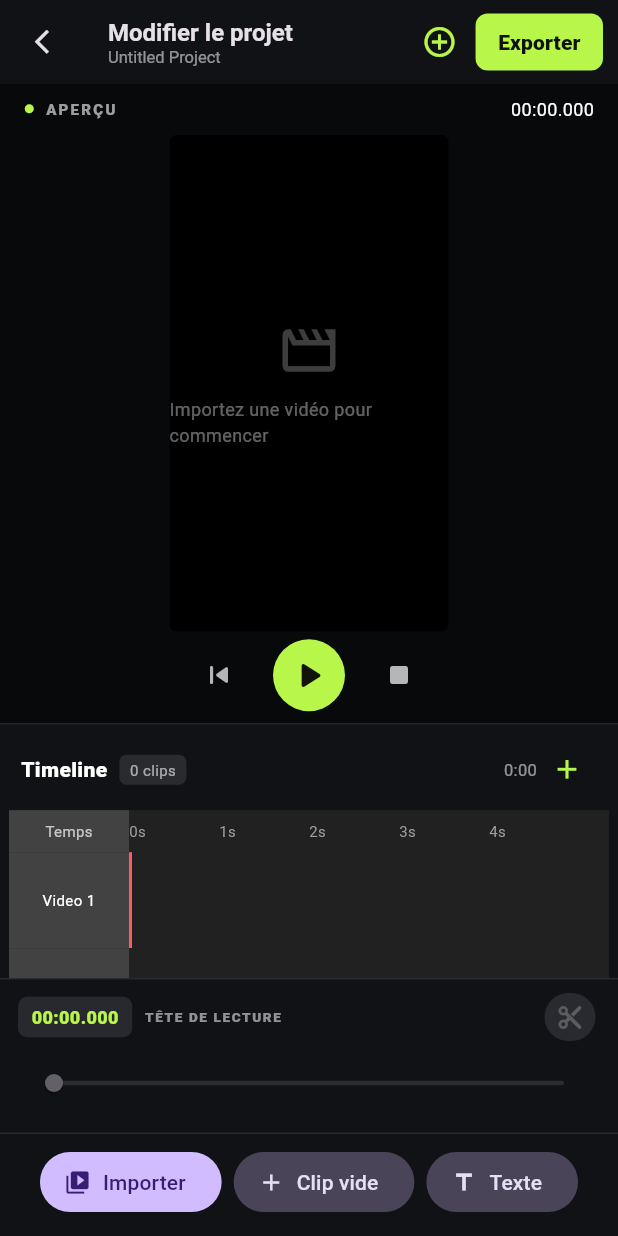
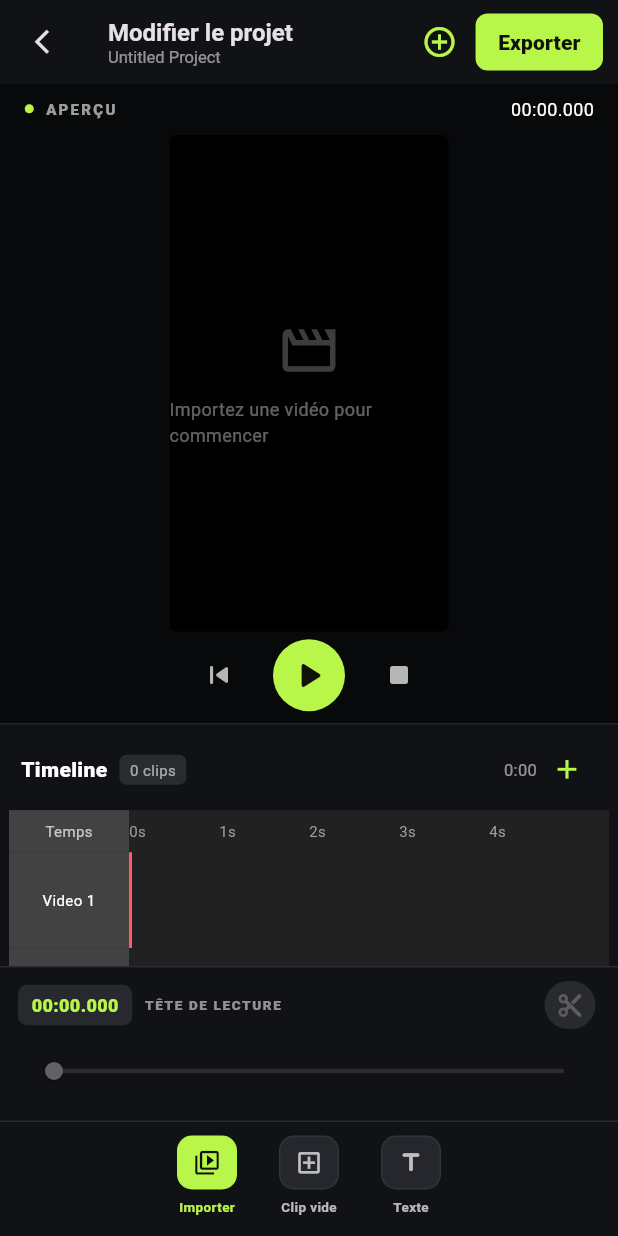
Before and after one commit to hichamDao/edit_video, a Flutter app: the screen it shows after launch, on a phone screen of 412 x 824 dp. Run offline on Flutter 3.47's test engine with Material 3 defaults, Android fonts, the phone set to English and light mode, and no system bars; our stand-ins replace file_picker, video_player.

Commit message:
Restyle editor action buttons as compact CapCut toolbar

```diff
--- a/lib/features/editor/editor_screen.dart
+++ b/lib/features/editor/editor_screen.dart
@@ -1662,78 +1662,133 @@ class _EditorScreenState extends State<EditorScreen> {
       );
     }
 
-    return SingleChildScrollView(
+    Widget tool({
+      required IconData icon,
+      required String label,
+      required VoidCallback? onPressed,
+      bool primary = false,
+      bool danger = false,
+    }) {
+      final color = primary
+          ? const Color(0xFFB8F64A)
+          : danger
+              ? const Color(0xFFFF6670)
+              : Colors.white70;
+      return SizedBox(
+        width: 68,
+        child: InkWell(
+          borderRadius: BorderRadius.circular(10),
+          onTap: onPressed,
+          child: Padding(
+            padding: const EdgeInsets.symmetric(vertical: 7, horizontal: 2),
+            child: Column(
+              mainAxisSize: MainAxisSize.min,
+              children: [
+                Container(
+                  width: 40,
+                  height: 36,
+                  decoration: BoxDecoration(
+                    color: primary
+                        ? const Color(0xFFB8F64A)
+                        : const Color(0xFF25272D),
+                    borderRadius: BorderRadius.circular(10),
+                    border: Border.all(
+                      color: primary
+                          ? const Color(0xFFB8F64A)
+                          : Colors.white.withOpacity(0.06),
+                    ),
+                  ),
+                  child: Icon(
+                    icon,
+                    size: 19,
+                    color: primary ? const Color(0xFF11130B) : color,
+                  ),
+                ),
+                const SizedBox(height: 5),
+                Text(
+                  label,
+                  maxLines: 1,
+                  overflow: TextOverflow.ellipsis,
+                  style: TextStyle(
+                    color: onPressed == null ? Colors.white24 : color,
+                    fontSize: 9,
+                    fontWeight: FontWeight.w600,
+                  ),
+                ),
+              ],
+            ),
+          ),
+        ),
+      );
+    }
+
+    return Container(
+      color: const Color(0xFF111216),
+      padding: const EdgeInsets.symmetric(horizontal: 6, vertical: 2),
+      child: SingleChildScrollView(
         scrollDirection: Axis.horizontal,
-      padding: const EdgeInsets.symmetric(
-        horizontal: 8,
-        vertical: 8,
-      ),
         child: Row(
-        mainAxisSize: MainAxisSize.min,
-        children: [
-          FilledButton.icon(
+          mainAxisAlignment: MainAxisAlignment.start,
+          children: [
+            tool(
+              icon: Icons.video_library_outlined,
+              label: 'Importer',
               onPressed: _importVideo,
-            icon: const Icon(Icons.video_library, size: 18),
-            label: const Text('Importer'),
-          ),
-          const SizedBox(width: 8),
-          FilledButton.tonalIcon(
+              primary: true,
+            ),
+            tool(
+              icon: Icons.add_box_outlined,
+              label: 'Clip vide',
               onPressed: _addEmptySegment,
-            icon: const Icon(Icons.add, size: 18),
-            label: const Text('Clip vide'),
-          ),
-          const SizedBox(width: 8),
-          FilledButton.tonalIcon(
+            ),
+            tool(
+              icon: Icons.title_rounded,
+              label: 'Texte',
               onPressed: _addText,
-            icon: const Icon(Icons.title, size: 18),
-            label: const Text('Texte'),
-          ),
-          if (selected != null && !isTextSelected && selected.clip != null) ...[
-            const SizedBox(width: 8),
-            FilledButton.tonalIcon(
+            ),
+            if (selected != null && !isTextSelected && selected.clip != null)
+              tool(
+                icon: Icons.speed_rounded,
+                label: 'Vitesse',
                 onPressed: _editSpeedVolume,
-              icon: const Icon(Icons.speed, size: 18),
-              label: const Text('Vitesse/Volume'),
-            ),
-            const SizedBox(width: 8),
-            FilledButton.tonalIcon(
+              ),
+            if (selected != null && !isTextSelected && selected.clip != null)
+              tool(
+                icon: Icons.auto_awesome_outlined,
+                label: 'Filtres',
                 onPressed: _editFilters,
-              icon: const Icon(Icons.auto_awesome, size: 18),
-              label: const Text('Filtres'),
-            ),
-          ],
-          if (selected != null) ...[
-            const SizedBox(width: 8),
-            IconButton.filledTonal(
-              tooltip: 'Supprimer',
+              ),
+            if (selected != null)
+              tool(
+                icon: Icons.delete_outline_rounded,
+                label: 'Supprimer',
                 onPressed: _deleteSelected,
-              icon: const Icon(Icons.delete),
-            ),
-          ],
-          if (selected != null && track != null) ...[
-            const SizedBox(width: 8),
-            IconButton.filledTonal(
-              tooltip: 'Déplacer vers la gauche',
+                danger: true,
+              ),
+            if (selected != null && track != null)
+              tool(
+                icon: Icons.arrow_back_rounded,
+                label: 'À gauche',
                 onPressed: index > 0
                     ? () => _moveSegment(track, selected, -1)
                     : null,
-              icon: const Icon(Icons.arrow_back),
-            ),
-            IconButton.filledTonal(
-              tooltip: 'Déplacer vers la droite',
+              ),
+            if (selected != null && track != null)
+              tool(
+                icon: Icons.arrow_forward_rounded,
+                label: 'À droite',
                 onPressed: index >= 0 && index < track.segments.length - 1
                     ? () => _moveSegment(track, selected, 1)
                     : null,
-              icon: const Icon(Icons.arrow_forward),
-            ),
-            const SizedBox(width: 8),
-            FilledButton.tonalIcon(
+              ),
+            if (selected != null && track != null)
+              tool(
+                icon: Icons.content_cut_rounded,
+                label: 'Rogner',
                 onPressed: selected.clip != null ? _trimSelected : null,
-              icon: const Icon(Icons.content_cut, size: 18),
-              label: const Text('Rogner'),
-            ),
-          ],
-        ],
+              ),
+          ],
+        ),
       ),
     );
   }
```
Lines whose indentation alone changed are shown as unchanged.
